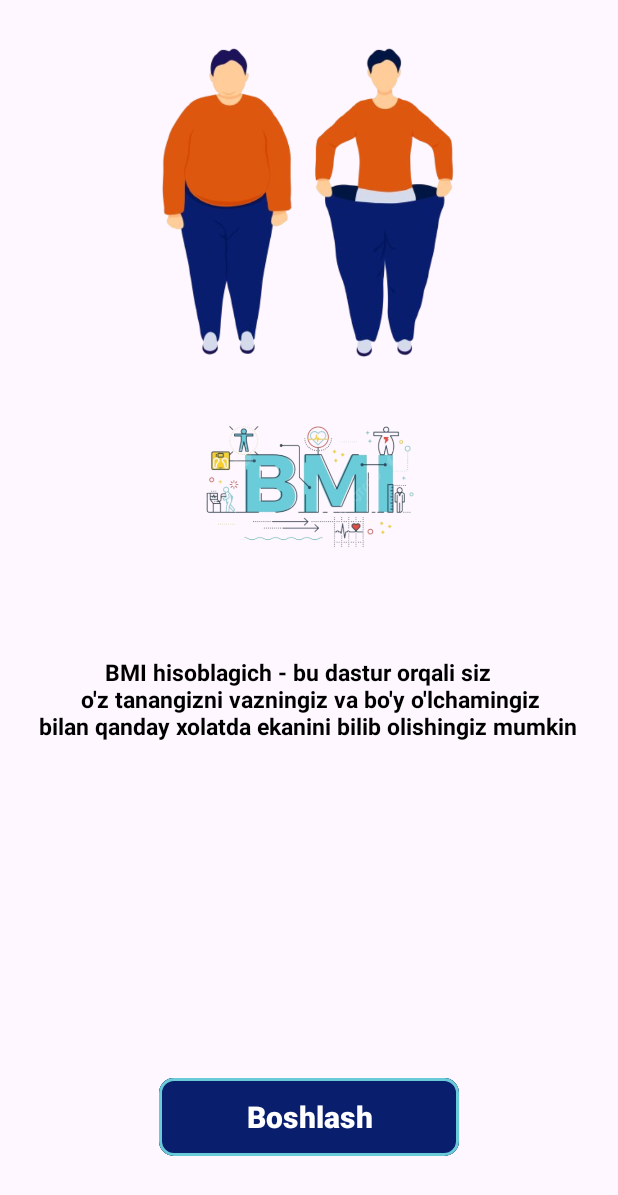
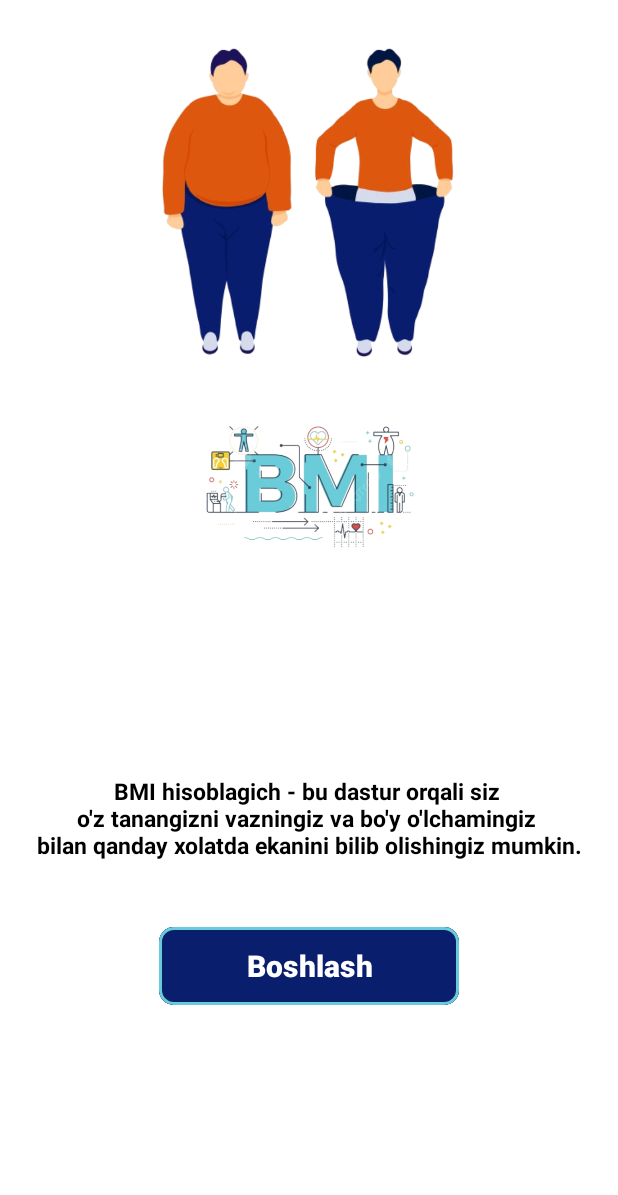
Before and after one commit to iscohacker/BMI-Calculator-App, an Android app: the screen it shows after launch (MainActivity), on a phone screen of 412 x 824 dp. Shown: the top 1195 px of the screen. Run offline under Robolectric (Android 15) with nearby library versions, the light colour scheme and no system bars.

Commit message:
BMI Calculator App

```diff
--- a/app/src/main/java/com/example/bmihisoblagich/CalculatingActivity.kt
+++ b/app/src/main/java/com/example/bmihisoblagich/CalculatingActivity.kt
@@ -7,6 +7,7 @@ import android.widget.TextView
 import android.widget.Toast
 import androidx.activity.enableEdgeToEdge
 import androidx.appcompat.app.AppCompatActivity
+import androidx.appcompat.app.AppCompatDelegate
 import androidx.core.view.ViewCompat
 import androidx.core.view.WindowInsetsCompat
 import androidx.core.widget.addTextChangedListener
@@ -17,13 +18,13 @@ class CalculatingActivity : AppCompatActivity() {
         super.onCreate(savedInstanceState)
         setContentView(R.layout.activity_calculating)
 
+        AppCompatDelegate.setDefaultNightMode(AppCompatDelegate.MODE_NIGHT_NO)
 
         val editTextWeight: EditText = findViewById(R.id.editTextWeight)
         val editTextHeight: EditText = findViewById(R.id.editTextHeight)
         val buttonCalculate: Button = findViewById(R.id.buttonCalculate)
         val textViewResult: TextView = findViewById(R.id.textViewResult)
         val category: TextView = findViewById(R.id.category)
-
 
         editTextHeight.addTextChangedListener {
            if (editTextHeight.text.isBlank()){
@@ -40,8 +41,6 @@ class CalculatingActivity : AppCompatActivity() {
         }
 
         buttonCalculate.setOnClickListener {
-
-
             val weightStr = editTextWeight.text.toString()
             val heightStr = editTextHeight.text.toString()
 
--- a/app/src/main/java/com/example/bmihisoblagich/MainActivity.kt
+++ b/app/src/main/java/com/example/bmihisoblagich/MainActivity.kt
@@ -4,6 +4,7 @@ import android.content.Intent
 import android.os.Bundle
 import androidx.activity.enableEdgeToEdge
 import androidx.appcompat.app.AppCompatActivity
+import androidx.appcompat.app.AppCompatDelegate
 import androidx.core.view.ViewCompat
 import androidx.core.view.WindowInsetsCompat
 import com.example.bmihisoblagich.databinding.ActivityMainBinding
@@ -14,6 +15,7 @@ class MainActivity : AppCompatActivity() {
         super.onCreate(savedInstanceState)
         setContentView(binding.root)
 
+        AppCompatDelegate.setDefaultNightMode(AppCompatDelegate.MODE_NIGHT_NO)
 
         val intent = Intent(this, CalculatingActivity::class.java)
         binding.btnNext.setOnClickListener {
--- a/app/src/main/res/layout/activity_main.xml
+++ b/app/src/main/res/layout/activity_main.xml
@@ -2,54 +2,63 @@
 
 <!--    Mehribon va rahimli Alloh nomi bilan boshlayman-->
 
-<LinearLayout
-
-    xmlns:android="http://schemas.android.com/apk/res/android"
+<ScrollView xmlns:android="http://schemas.android.com/apk/res/android"
+    xmlns:app="http://schemas.android.com/apk/res-auto"
     xmlns:tools="http://schemas.android.com/tools"
-    xmlns:app="http://schemas.android.com/apk/res-auto"
-    android:id="@+id/main"
     android:layout_width="match_parent"
     android:layout_height="match_parent"
-    android:orientation="vertical"
+    android:background="@color/white"
+    android:fillViewport="true"
     tools:context=".MainActivity">
+
+    <LinearLayout
+        android:layout_width="match_parent"
+        android:layout_height="wrap_content"
+        android:orientation="vertical">
 
         <ImageView
             android:layout_width="match_parent"
             android:layout_height="283dp"
-        android:src="@drawable/and"/>
+            android:src="@drawable/and" />
 
         <ImageView
             android:layout_width="213dp"
             android:layout_height="84dp"
             android:layout_gravity="center"
-        android:src="@drawable/ddd"/>
+            android:src="@drawable/ddd" />
 
+        <LinearLayout
+            android:layout_width="match_parent"
+            android:layout_height="match_parent"
+            android:gravity="center"
+            android:orientation="vertical">
 
             <TextView
                 android:layout_width="wrap_content"
                 android:layout_height="wrap_content"
                 android:layout_gravity="center"
-        android:text="           BMI hisoblagich - bu dastur orqali siz   \n       o'z tanangizni vazningiz va bo'y o'lchamingiz \nbilan qanday xolatda ekanini bilib olishingiz mumkin"
-        android:textStyle="bold"
+                android:layout_marginBottom="20dp"
+                android:gravity="center"
+                android:text="BMI hisoblagich - bu dastur orqali siz \no'z tanangizni vazningiz va bo'y o'lchamingiz \nbilan qanday xolatda ekanini bilib olishingiz mumkin."
+                android:textColor="@color/black"
                 android:textSize="15sp"
-        android:layout_marginTop="70dp"
-        android:textColor="@color/black"/>
+                android:textStyle="bold" />
 
             <com.google.android.material.button.MaterialButton
                 android:id="@+id/btn_next"
                 android:layout_width="200dp"
                 android:layout_height="60dp"
                 android:layout_gravity="center"
-        android:layout_marginTop="220dp"
+                android:layout_marginTop="20dp"
+                android:backgroundTint="#091E6D"
+                android:text="@string/boshlash"
+                android:textColor="@color/white"
+                android:textSize="20sp"
+                android:textStyle="bold"
                 app:cornerRadius="10dp"
-        android:backgroundTint="#091E6D"
-        android:textSize="20sp"
-        android:textColor="@color/white"
-        android:text="@string/boshlash"
-        app:strokeWidth="2dp"
+                app:elevation="20dp"
                 app:strokeColor="#6ACBD8"
-        app:elevation="20dp"
-        android:textStyle="bold"/>
-
-
+                app:strokeWidth="2dp" />
         </LinearLayout>
+    </LinearLayout>
+</ScrollView>
--- a/gradle/libs.versions.toml
+++ b/gradle/libs.versions.toml
@@ -1,5 +1,5 @@
 [versions]
-agp = "8.5.0"
+agp = "8.7.2"
 kotlin = "1.9.0"
 coreKtx = "1.13.1"
 junit = "4.13.2"
```
Also changed, not shown: app/src/main/res/layout/activity_calculating.xml (+25 -26 lines), gradle/wrapper/gradle-wrapper.properties. Lines whose indentation alone changed are shown as unchanged.
